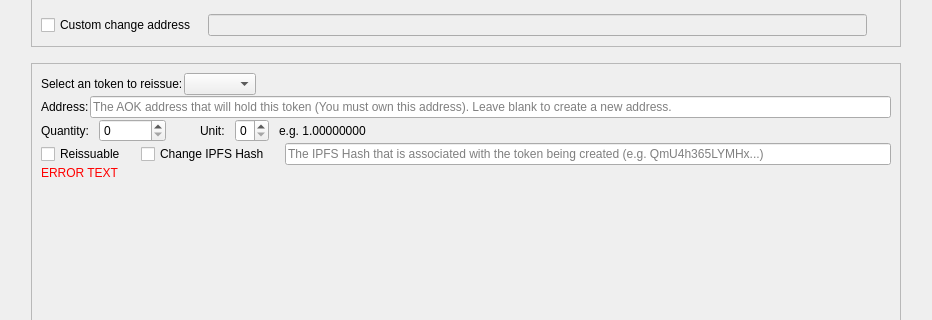
The window that src/qt/forms/reissuetokendialog.ui (AokChain/AokChain) describes before a commit, drawn with Qt 5; both pictures show x 0 to 932 and y 149 to 469 of the 932 by 1051 pixel window.
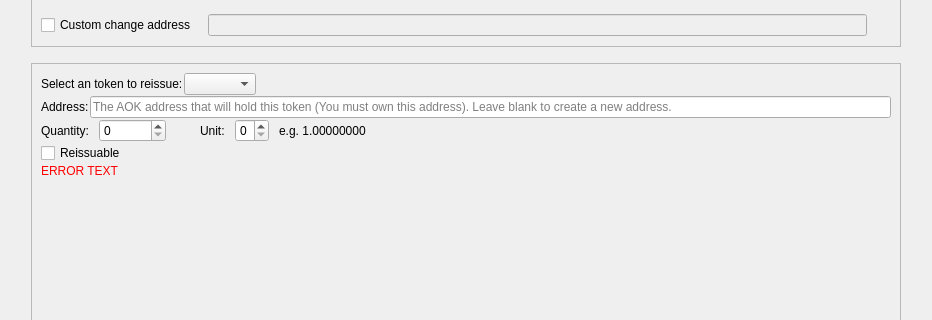
The same window after the commit. Custom widgets are drawn as their Qt base class.

Diff of the .ui file:
```diff
--- a/src/qt/forms/reissuetokendialog.ui
+++ b/src/qt/forms/reissuetokendialog.ui
@@ -755,16 +755,6 @@
               <property name="rightMargin">
                <number>15</number>
               </property>
-              <item>
-               <widget class="QCheckBox" name="ipfsBox">
-                <property name="layoutDirection">
-                 <enum>Qt::LeftToRight</enum>
-                </property>
-                <property name="text">
-                 <string>Change IPFS Hash</string>
-                </property>
-               </widget>
-              </item>
              </layout>
             </item>
             <item>
@@ -775,28 +765,6 @@
               <property name="spacing">
                <number>10</number>
               </property>
-              <item>
-               <widget class="QLineEdit" name="ipfsText">
-                <property name="sizePolicy">
-                 <sizepolicy hsizetype="Expanding" vsizetype="Preferred">
-                  <horstretch>0</horstretch>
-                  <verstretch>0</verstretch>
-                 </sizepolicy>
-                </property>
-                <property name="toolTip">
-                 <string>The ipfs hash that contains information about the token</string>
-                </property>
-                <property name="maxLength">
-                 <number>46</number>
-                </property>
-                <property name="placeholderText">
-                 <string>The IPFS Hash that is associated with the token being created (e.g. QmU4h365LYMHx...)</string>
-                </property>
-                <property name="clearButtonEnabled">
-                 <bool>true</bool>
-                </property>
-               </widget>
-              </item>
              </layout>
             </item>
            </layout>
```
